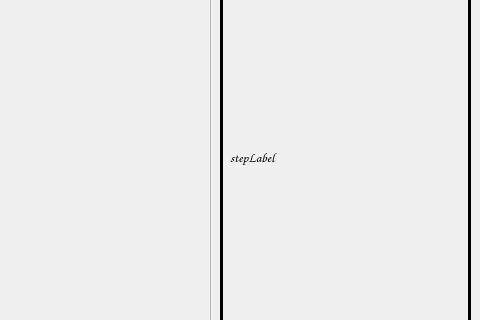
This is s3Cooking.ui in ReneeTong/a8-edu-app as Qt 5 draws it before an edit; both pictures show x 520 to 1000 and y 173 to 493 of the 1000 by 700 pixel window. The edited form follows.
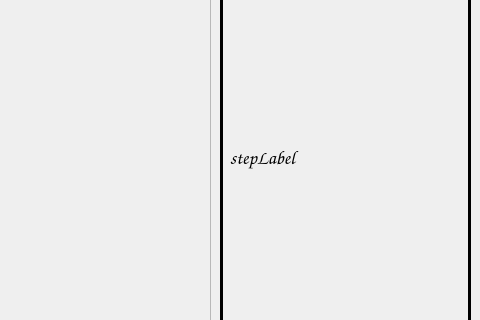
This is the edited form. Custom widgets are drawn as their Qt base class.

Commit message: Added Disclaimer, make label steps bigger, adjust the front size and words in s4

```diff
--- a/s3Cooking.ui
+++ b/s3Cooking.ui
@@ -126,7 +126,7 @@
     <property name="font">
      <font>
       <family>Comic Sans MS</family>
-      <pointsize>10</pointsize>
+      <pointsize>14</pointsize>
       <bold>false</bold>
      </font>
     </property>
```
The commit also changes 2 other files.
